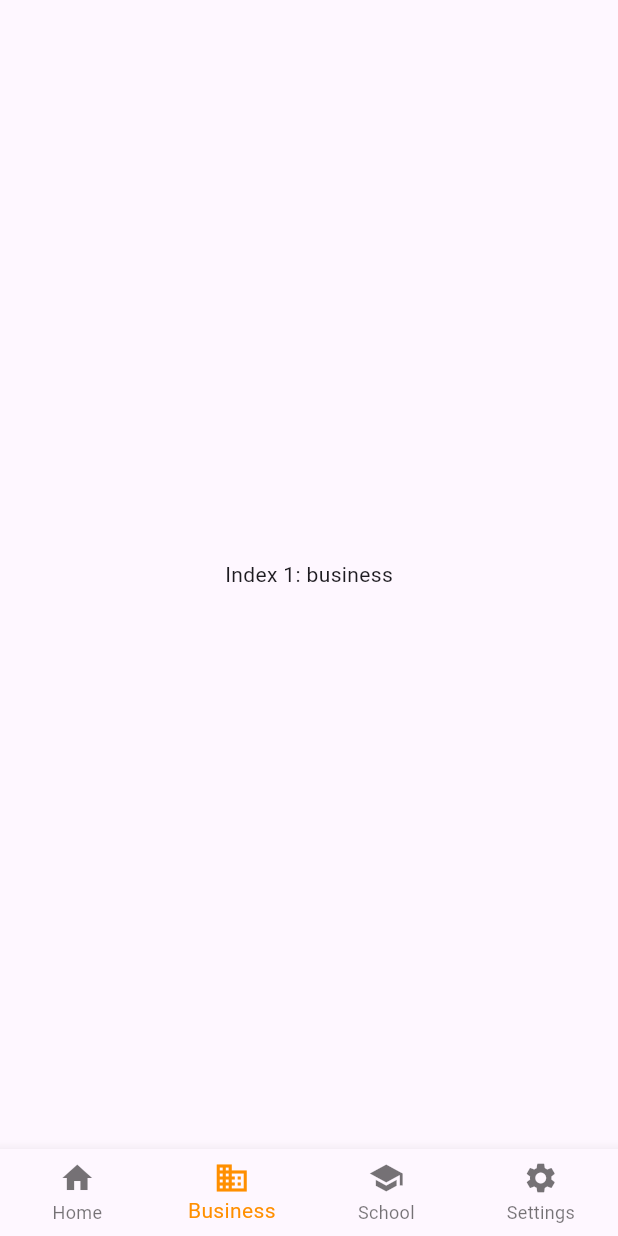
After one commit to SECJ3623-MAP-25261/map-group-project-rockhopper, a Flutter app: the BottomBar screen opened directly, item 2 of the bottom bar chosen, on a phone screen of 412 x 824 dp. The commit adds this screen. Run offline on Flutter 3.47's test engine with Material 3 defaults, Android fonts, the phone set to English and light mode, and no system bars.

Commit message:
homepage ui

```diff
--- /dev/null
+++ b/lib/amira/homepage/bottombar.dart
@@ -0,0 +1,62 @@
+import 'package:flutter/material.dart';
+import 'package:flutter/widgets.dart';
+import 'homepage.dart';
+
+class BottomBar extends StatefulWidget{
+  const BottomBar({super.key});
+
+  @override
+  State<BottomBar> createState() => _BottomBarState();
+
+}
+
+class _BottomBarState extends State<BottomBar>{
+  int _selectedIndex = 0;
+
+  static const List<Widget> _widgetOptions = <Widget>[
+    HomePage(),
+    Text('Index 1: business'),
+    Text('Index 1: School'),
+    Text('Index 1: School'),
+
+  ];
+
+  void _onItemTapped(int index){
+    setState((){
+      _selectedIndex = index;
+    });
+  }
+
+  @override
+  Widget build(BuildContext context){
+    return Scaffold(
+      body: Center(
+        child: _widgetOptions.elementAt(_selectedIndex),
+      ),
+      bottomNavigationBar: BottomNavigationBar(
+        type: BottomNavigationBarType.fixed,
+        items: const <BottomNavigationBarItem>[
+          BottomNavigationBarItem(
+            icon: Icon(Icons.home),
+            label: 'Home',
+          ),
+          BottomNavigationBarItem(
+            icon: Icon(Icons.business),
+            label: 'Business',
+          ),
+          BottomNavigationBarItem(
+            icon: Icon(Icons.school),
+            label: 'School',
+          ),
+          BottomNavigationBarItem(
+            icon: Icon(Icons.settings),
+            label: 'Settings',
+          ),
+        ],
+        currentIndex: _selectedIndex,
+        selectedItemColor: Colors.amber[800],
+        onTap: _onItemTapped,
+      ),
+    );
+  }
+}
--- a/lib/harresh/welcome_screen.dart
+++ b/lib/harresh/welcome_screen.dart
@@ -1,6 +1,7 @@
 import 'package:flutter/material.dart';
 import 'login_screen.dart';
 import 'signup_screen.dart';
+
 
 class WelcomeScreen extends StatelessWidget {
   const WelcomeScreen({Key? key}) : super(key: key);
--- a/pubspec.yaml
+++ b/pubspec.yaml
@@ -18,3 +18,5 @@ dev_dependencies:
 
 flutter:
   uses-material-design: true
+  assets:
+    - android/assets/images/
```
Also changed, not shown: lib/amira/homepage/homepage.dart (added, +209 -0 lines), lib/harresh/login_screen.dart (+7 -0 lines), 5 other files.
